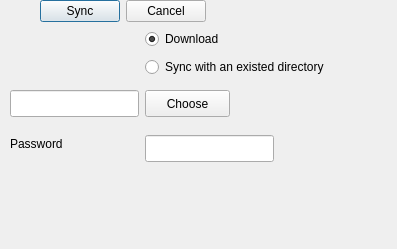
This is ui/download-repo-dialog.ui in haiwen/seafile-client as Qt 5 draws it before an edit. The edited form follows.
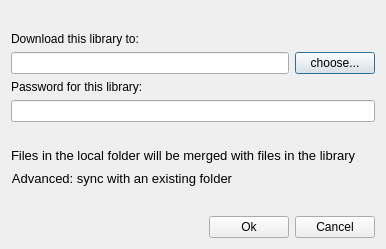
This is the edited form.

Commit message: improve download repo dialog

Patch:
```diff
--- a/ui/download-repo-dialog.ui
+++ b/ui/download-repo-dialog.ui
@@ -6,56 +6,69 @@
    <rect>
     <x>0</x>
     <y>0</y>
-    <width>397</width>
+    <width>386</width>
     <height>249</height>
    </rect>
   </property>
   <property name="windowTitle">
    <string>Sync repo</string>
   </property>
-  <widget class="QWidget" name="">
-   <layout class="QHBoxLayout" name="horizontalLayout">
+  <property name="styleSheet">
+   <string notr="true"/>
+  </property>
+  <layout class="QVBoxLayout" name="verticalLayout_3">
     <item>
-     <spacer name="horizontalSpacer">
+    <spacer name="verticalSpacer_3">
       <property name="orientation">
-       <enum>Qt::Horizontal</enum>
+      <enum>Qt::Vertical</enum>
       </property>
       <property name="sizeHint" stdset="0">
        <size>
-        <width>40</width>
-        <height>20</height>
+       <width>20</width>
+       <height>2</height>
        </size>
       </property>
      </spacer>
     </item>
     <item>
-     <widget class="QPushButton" name="mSyncBtn">
+    <layout class="QVBoxLayout" name="verticalLayout">
+     <item>
+      <widget class="QLabel" name="mDownloadLabel">
       <property name="text">
-       <string>Sync</string>
+        <string>Download this library to:</string>
       </property>
      </widget>
     </item>
     <item>
-     <widget class="QPushButton" name="mCancelBtn">
+      <layout class="QHBoxLayout" name="horizontalLayout_3">
+       <item>
+        <widget class="QLineEdit" name="mDirectory"/>
+       </item>
+       <item>
+        <widget class="QPushButton" name="mChooseDirBtn">
       <property name="text">
-       <string>Cancel</string>
+          <string>choose...</string>
       </property>
      </widget>
     </item>
    </layout>
-  </widget>
+     </item>
+    </layout>
+   </item>
+   <item>
+    <layout class="QVBoxLayout" name="verticalLayout_2">
+     <item>
+      <widget class="QLabel" name="mPasswordLabel">
+       <property name="text">
+        <string>Password for this library:</string>
+       </property>
+      </widget>
+     </item>
+     <item>
   <widget class="QLineEdit" name="mPassword">
    <property name="enabled">
     <bool>true</bool>
    </property>
-   <property name="geometry">
-    <rect>
-     <x>145</x>
-     <y>135</y>
-     <width>129</width>
-     <height>27</height>
-    </rect>
-   </property>
    <property name="autoFillBackground">
     <bool>false</bool>
    </property>
@@ -63,77 +76,120 @@
     <enum>QLineEdit::Password</enum>
    </property>
   </widget>
-  <widget class="QRadioButton" name="mRadioDownload">
-   <property name="geometry">
-    <rect>
-     <x>145</x>
-     <y>28</y>
-     <width>98</width>
-     <height>22</height>
-    </rect>
-   </property>
-   <property name="text">
-    <string>Download</string>
-   </property>
-   <property name="checked">
-    <bool>true</bool>
-   </property>
-  </widget>
-  <widget class="QLabel" name="mLabelPassword">
-   <property name="geometry">
-    <rect>
-     <x>10</x>
-     <y>135</y>
-     <width>64</width>
-     <height>17</height>
-    </rect>
+     </item>
+    </layout>
+   </item>
+   <item>
+    <spacer name="verticalSpacer">
+     <property name="orientation">
+      <enum>Qt::Vertical</enum>
+     </property>
+     <property name="sizeHint" stdset="0">
+      <size>
+       <width>20</width>
+       <height>3</height>
+      </size>
+     </property>
+    </spacer>
+   </item>
+   <item>
+    <widget class="QLabel" name="mSyncHint">
+     <property name="font">
+      <font>
+       <pointsize>10</pointsize>
+      </font>
+     </property>
+     <property name="styleSheet">
+      <string notr="true"/>
    </property>
    <property name="text">
-    <string>Password</string>
-   </property>
-  </widget>
-  <widget class="QLineEdit" name="mDirectory">
-   <property name="geometry">
-    <rect>
-     <x>10</x>
-     <y>90</y>
-     <width>129</width>
-     <height>27</height>
-    </rect>
-   </property>
-  </widget>
-  <widget class="QRadioButton" name="mRadioSync">
-   <property name="geometry">
-    <rect>
-     <x>145</x>
-     <y>56</y>
-     <width>231</width>
-     <height>22</height>
-    </rect>
-   </property>
+      <string>Files in the local folder will be merged with files in the library</string>
+     </property>
+    </widget>
+   </item>
+   <item>
+    <layout class="QHBoxLayout" name="horizontalLayout_2">
+     <item>
+      <widget class="QPushButton" name="mSwitchToSyncBtn">
+       <property name="font">
+        <font>
+         <pointsize>10</pointsize>
+        </font>
+       </property>
+       <property name="cursor">
+        <cursorShape>PointingHandCursor</cursorShape>
+       </property>
+       <property name="styleSheet">
+        <string notr="true">border:none;
+selection-background-color: none;</string>
+       </property>
    <property name="text">
-    <string>Sync with an existed directory</string>
-   </property>
-   <property name="checked">
-    <bool>false</bool>
-   </property>
-  </widget>
-  <widget class="QPushButton" name="mChooseDirBtn">
-   <property name="geometry">
-    <rect>
-     <x>145</x>
-     <y>90</y>
-     <width>85</width>
-     <height>27</height>
-    </rect>
-   </property>
-   <property name="focusPolicy">
-    <enum>Qt::NoFocus</enum>
-   </property>
+        <string>Advanced: sync with an existing folder</string>
+       </property>
+      </widget>
+     </item>
+     <item>
+      <spacer name="horizontalSpacer_2">
+       <property name="orientation">
+        <enum>Qt::Horizontal</enum>
+       </property>
+       <property name="sizeHint" stdset="0">
+        <size>
+         <width>40</width>
+         <height>20</height>
+        </size>
+       </property>
+      </spacer>
+     </item>
+    </layout>
+   </item>
+   <item>
+    <spacer name="verticalSpacer_2">
+     <property name="orientation">
+      <enum>Qt::Vertical</enum>
+     </property>
+     <property name="sizeHint" stdset="0">
+      <size>
+       <width>20</width>
+       <height>2</height>
+      </size>
+     </property>
+    </spacer>
+   </item>
+   <item>
+    <layout class="QHBoxLayout" name="horizontalLayout">
+     <item>
+      <spacer name="horizontalSpacer">
+       <property name="orientation">
+        <enum>Qt::Horizontal</enum>
+       </property>
+       <property name="sizeHint" stdset="0">
+        <size>
+         <width>40</width>
+         <height>20</height>
+        </size>
+       </property>
+      </spacer>
+     </item>
+     <item>
+      <widget class="QPushButton" name="mOkBtn">
    <property name="text">
-    <string>Choose</string>
-   </property>
-  </widget>
+        <string>Ok</string>
+       </property>
+      </widget>
+     </item>
+     <item>
+      <widget class="QPushButton" name="mCancelBtn">
+       <property name="text">
+        <string>Cancel</string>
+       </property>
+      </widget>
+     </item>
+    </layout>
+   </item>
+  </layout>
+  <zorder>mSyncHint</zorder>
+  <zorder>mOkBtn</zorder>
  </widget>
  <resources/>
  <connections>
```
Left out of the diff: 6 changed lines with no effect on the pictures. Lines whose indentation alone changed are shown as unchanged. The commit also changes 8 other files.
